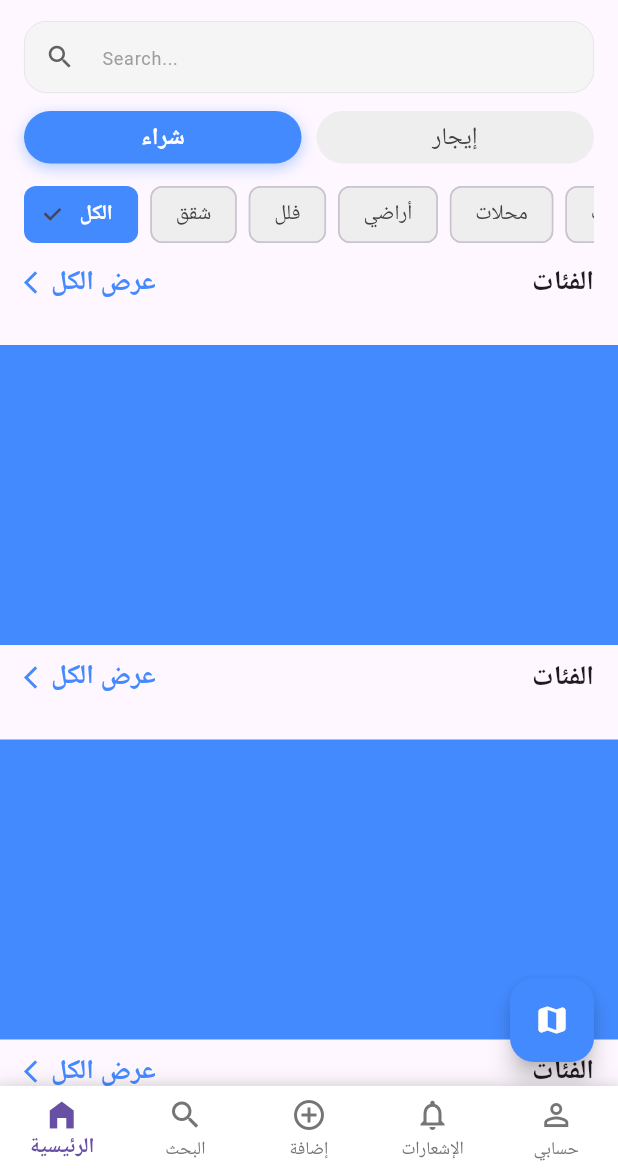
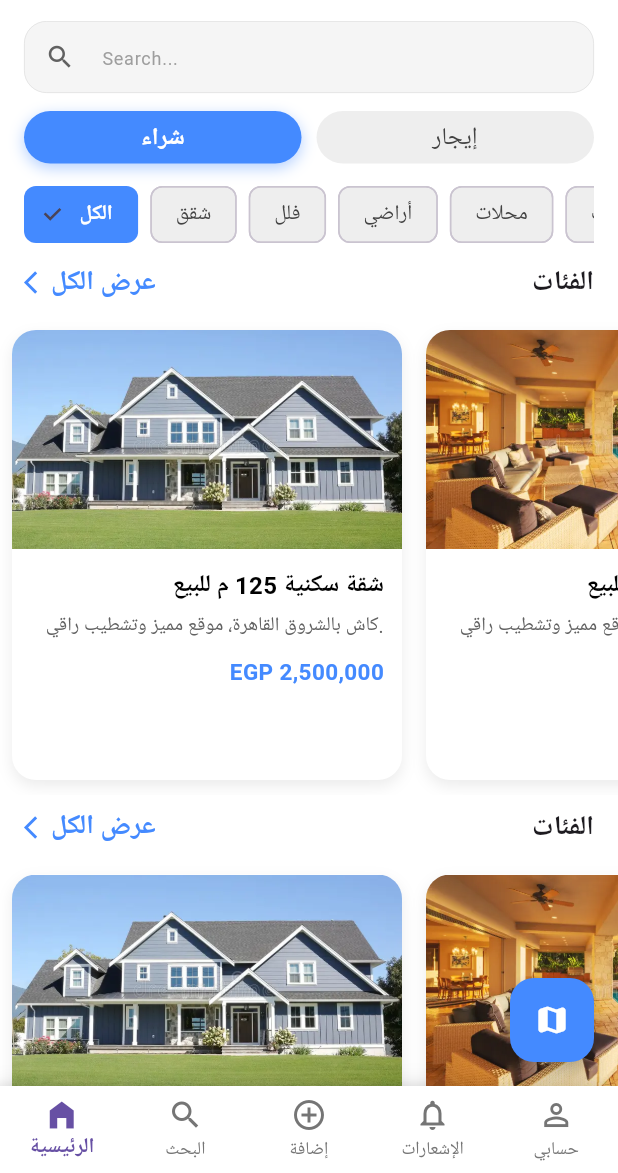
Before and after one commit to Abdumustafa/revo, a Flutter app: the screen it shows after launch, on a phone screen of 412 x 824 dp, the part 63-1236 px from its top. Run offline on Flutter 3.47's test engine with Material 3 defaults, Android fonts, the phone set to English and light mode, and no system bars; our stand-ins replace get.

Commit message:
create home screen create base app screen arct.. files

```diff
--- /dev/null
+++ b/lib/feature/add_building/ui/screen/add_building.dart
@@ -0,0 +1,18 @@
+import 'package:flutter/material.dart';
+
+class AddBuilding extends StatelessWidget {
+  const AddBuilding({super.key});
+
+  @override
+  Widget build(BuildContext context) {
+    return Scaffold(
+      appBar: AppBar(
+        title: const Text('Add Building'),
+        centerTitle: true,
+      ),
+      body: const Center(
+        child: Text('Add Building Screen Content'),
+      ),
+    );
+  }
+}
--- a/lib/feature/base_screen/ui/screen/base_app_screen.dart
+++ b/lib/feature/base_screen/ui/screen/base_app_screen.dart
@@ -1,4 +1,5 @@
 import 'package:flutter/material.dart';
+import 'package:revo/feature/add_building/ui/screen/add_building.dart';
 import 'package:revo/feature/home_screen/ui/screen/home_screen.dart';
 
 class BaseScreen extends StatefulWidget {
@@ -10,7 +11,6 @@ class BaseScreen extends StatefulWidget {
 
 class _BaseScreenState extends State<BaseScreen> {
   int _currentIndex = 0;
-
 
   final List<BottomNavigationItem> _navigationItems = [
     BottomNavigationItem(
@@ -29,7 +29,7 @@ class _BaseScreenState extends State<BaseScreen> {
       icon: Icons.add_circle_outline,
       activeIcon: Icons.add_circle,
       label: 'إضافة',
-      page: const HomeScreen(),
+      page: const AddBuilding(),
     ),
     BottomNavigationItem(
       icon: Icons.notifications_none,
@@ -54,10 +54,7 @@ class _BaseScreenState extends State<BaseScreen> {
   @override
   Widget build(BuildContext context) {
     return Scaffold(
-
       body: _navigationItems[_currentIndex].page,
-
-
       bottomNavigationBar: Container(
         decoration: BoxDecoration(
           boxShadow: [
@@ -90,7 +87,6 @@ class _BaseScreenState extends State<BaseScreen> {
   }
 }
 
-
 class BottomNavigationItem {
   final IconData icon;
   final IconData activeIcon;
--- /dev/null
+++ b/lib/feature/home_screen/logic/product_model.dart
@@ -0,0 +1,13 @@
+class ProductModel {
+  final String title;
+  final String description;
+  final String price;
+  final String imageUrl;
+
+  ProductModel({
+    required this.title,
+    required this.description,
+    required this.price,
+    required this.imageUrl,
+  });
+}
--- a/lib/feature/home_screen/ui/screen/home_screen.dart
+++ b/lib/feature/home_screen/ui/screen/home_screen.dart
@@ -8,7 +8,9 @@ class HomeScreen extends StatelessWidget {
   @override
   Widget build(BuildContext context) {
     return Scaffold(
+      backgroundColor: Colors.white,
       appBar: AppBar(
+        backgroundColor: Colors.white,
         title: const Text('Revo'),
         centerTitle: true,
         leading: Icon(Icons.map_outlined),
--- a/lib/feature/home_screen/ui/widget/body_map_conntent/body_screen.dart
+++ b/lib/feature/home_screen/ui/widget/body_map_conntent/body_screen.dart
@@ -1,4 +1,5 @@
 import 'package:flutter/material.dart';
+import 'package:revo/feature/home_screen/ui/widget/body_map_conntent/product_item.dart';
 import 'package:revo/feature/home_screen/ui/widget/category_and_show.dart';
 
 class BodyScreen extends StatefulWidget {
@@ -16,20 +17,15 @@ class _BodyScreenState extends State<BodyScreen> {
         child: Column(
           children: [
             CategoryShowAll(categoryTitle: "الفئات"),
-            SizedBox(height: 20),
-            Container(height: 200, color: Colors.blueAccent),
+            ProductItem(),
             CategoryShowAll(categoryTitle: "الفئات"),
-            SizedBox(height: 20),
-            Container(height: 200, color: Colors.blueAccent),
+            ProductItem(),
             CategoryShowAll(categoryTitle: "الفئات"),
-            SizedBox(height: 20),
-            Container(height: 200, color: Colors.blueAccent),
+            ProductItem(),
             CategoryShowAll(categoryTitle: "الفئات"),
-            SizedBox(height: 20),
-            Container(height: 200, color: Colors.blueAccent),
+            ProductItem(),
             CategoryShowAll(categoryTitle: "الفئات"),
-            SizedBox(height: 20),
-            Container(height: 200, color: Colors.blueAccent),
+            ProductItem(),
           ],
         ),
       ),
--- a/lib/feature/home_screen/ui/widget/body_map_conntent/map_body_screen.dart
+++ b/lib/feature/home_screen/ui/widget/body_map_conntent/map_body_screen.dart
@@ -1,22 +1,22 @@
-import 'package:flutter/material.dart';
+// import 'package:flutter/material.dart';
 
-class MapBodyScreen extends StatelessWidget {
-  const MapBodyScreen({super.key});
+// class MapBodyScreen extends StatelessWidget {
+//   const MapBodyScreen({super.key});
 
-  @override
-  Widget build(BuildContext context) {
-    return Column(
-      children: [
-        Text('Map Body Screen'),
-        Container(
-          height: 200,
-          color: Colors.blueAccent,
-        ),
-         Container(
-          height: 200,
-          color: Colors.blueAccent,
-        ),
-      ],
-    );
-  }
-}
+//   @override
+//   Widget build(BuildContext context) {
+//     return Column(
+//       children: [
+//         Text('Map Body Screen'),
+//         Container(
+//           height: 200,
+//           color: Colors.blueAccent,
+//         ),
+//          Container(
+//           height: 200,
+//           color: Colors.blueAccent,
+//         ),
+//       ],
+//     );
+//   }
+// }
--- /dev/null
+++ b/lib/feature/home_screen/ui/widget/body_map_conntent/product_item.dart
@@ -0,0 +1,13 @@
+import 'package:flutter/material.dart';
+import 'package:revo/feature/home_screen/ui/widget/body_map_conntent/product_list_horizontal.dart';
+
+class ProductItem extends StatelessWidget {
+  const ProductItem({
+    super.key,
+  });
+
+  @override
+  Widget build(BuildContext context) {
+    return ProductListHorizontal();
+  }
+}
--- /dev/null
+++ b/lib/feature/home_screen/ui/widget/body_map_conntent/product_list_horizontal.dart
@@ -0,0 +1,52 @@
+import 'package:flutter/material.dart';
+import 'package:revo/feature/home_screen/logic/product_model.dart';
+import 'package:revo/feature/home_screen/ui/widget/body_map_conntent/single_product_item.dart';
+
+class ProductListHorizontal extends StatelessWidget {
+  const ProductListHorizontal({super.key});
+
+  @override
+  Widget build(BuildContext context) {
+    final List<ProductModel> products = [
+      ProductModel(
+        title: "شقة سكنية 125 م للبيع",
+        description: "كاش بالشروق القاهرة، موقع مميز وتشطيب راقي.",
+        price: "EGP 2,500,000",
+        imageUrl: "assets/image/home.webp",
+      ),
+      ProductModel(
+        title: "شقة سكنية 125 م للبيع",
+        description: "كاش بالشروق القاهرة، موقع مميز وتشطيب راقي.",
+        price: "EGP 2,500,000",
+        imageUrl: "assets/image/home3.webp",
+      ),
+      ProductModel(
+        title: "شقة سكنية 125 م للبيع",
+        description: "كاش بالشروق القاهرة، موقع مميز وتشطيب راقي.",
+        price: "EGP 2,500,000",
+        imageUrl: "assets/image/home4.webp",
+      ),
+      ProductModel(
+        title: "شقة سكنية 125 م للبيع",
+        description: "كاش بالشروق القاهرة، موقع مميز وتشطيب راقي.",
+        price: "EGP 2,500,000",
+        imageUrl: "assets/image/home1.webp",
+      ),
+    ];
+
+    return SizedBox(
+      height: 320,
+      child: ListView.builder(
+        scrollDirection: Axis.horizontal,
+        itemCount: products.length,
+        physics: const BouncingScrollPhysics(),
+        itemBuilder: (context, index) {
+          final product = products[index];
+          return SingleItemProduct(
+            product: product,
+          );
+        },
+      ),
+    );
+  }
+}
--- /dev/null
+++ b/lib/feature/home_screen/ui/widget/body_map_conntent/single_product_item.dart
@@ -0,0 +1,84 @@
+import 'package:flutter/material.dart';
+import 'package:revo/feature/home_screen/logic/product_model.dart';
+
+class SingleItemProduct extends StatelessWidget {
+
+  const SingleItemProduct({
+    super.key,
+    required this.product,
+  });
+final ProductModel product;
+  @override
+  Widget build(BuildContext context) {
+    return Container(
+      width: 260,
+      margin: const EdgeInsets.symmetric(horizontal: 8, vertical: 10),
+      decoration: BoxDecoration(
+        color: Colors.white,
+        borderRadius: BorderRadius.circular(16),
+        boxShadow: [
+          BoxShadow(
+            color: Colors.black.withOpacity(0.08),
+            blurRadius: 8,
+            offset: const Offset(0, 4),
+          ),
+        ],
+      ),
+      child: Column(
+        crossAxisAlignment: CrossAxisAlignment.end,
+        children: [
+          // 🖼 الصورة
+          ClipRRect(
+            borderRadius: const BorderRadius.vertical(top: Radius.circular(16)),
+            child: AspectRatio(
+              aspectRatio: 16 / 9,
+              child: Image.asset(
+                product.imageUrl,
+                fit: BoxFit.cover,
+              ),
+            ),
+          ),
+
+          // 📄 التفاصيل
+          Padding(
+            padding: const EdgeInsets.all(12),
+            child: Column(
+              crossAxisAlignment: CrossAxisAlignment.end,
+              children: [
+                Text(
+                  product.title,
+                  textAlign: TextAlign.right,
+                  style: const TextStyle(
+                    fontSize: 16,
+                    fontWeight: FontWeight.w700,
+                    color: Colors.black,
+                  ),
+                ),
+                const SizedBox(height: 6),
+                Text(
+                 product.description,
+                  textAlign: TextAlign.right,
+                  maxLines: 2,
+                  overflow: TextOverflow.ellipsis,
+                  style: TextStyle(
+                    fontSize: 13,
+                    color: Colors.grey[700],
+                  ),
+                ),
+                const SizedBox(height: 10),
+                Text(
+                  product.price,
+                  style: const TextStyle(
+                    fontSize: 15,
+                    fontWeight: FontWeight.bold,
+                    color: Colors.blueAccent,
+                  ),
+                ),
+              ],
+            ),
+          ),
+        ],
+      ),
+    );
+  }
+}
--- a/pubspec.yaml
+++ b/pubspec.yaml
@@ -35,6 +35,7 @@ dependencies:
   # Use with the CupertinoIcons class for iOS style icons.
   cupertino_icons: ^1.0.8
   get: ^4.6.6
+  google_maps_flutter: ^2.2.3
 
 dev_dependencies:
   flutter_test:
@@ -59,9 +60,8 @@ flutter:
   uses-material-design: true
 
   # To add assets to your application, add an assets section, like this:
-  # assets:
-  #   - images/a_dot_burr.jpeg
-  #   - images/a_dot_ham.jpeg
+  assets:
+    - assets/image/
 
   # An image asset can refer to one or more resolution-specific "variants", see
   # https://flutter.dev/to/resolution-aware-images
```
Also changed, not shown: assets/image/home.webp (added), assets/image/home1.webp (added), assets/image/home3.webp (added), assets/image/home4.webp (added), pubspec.lock.
